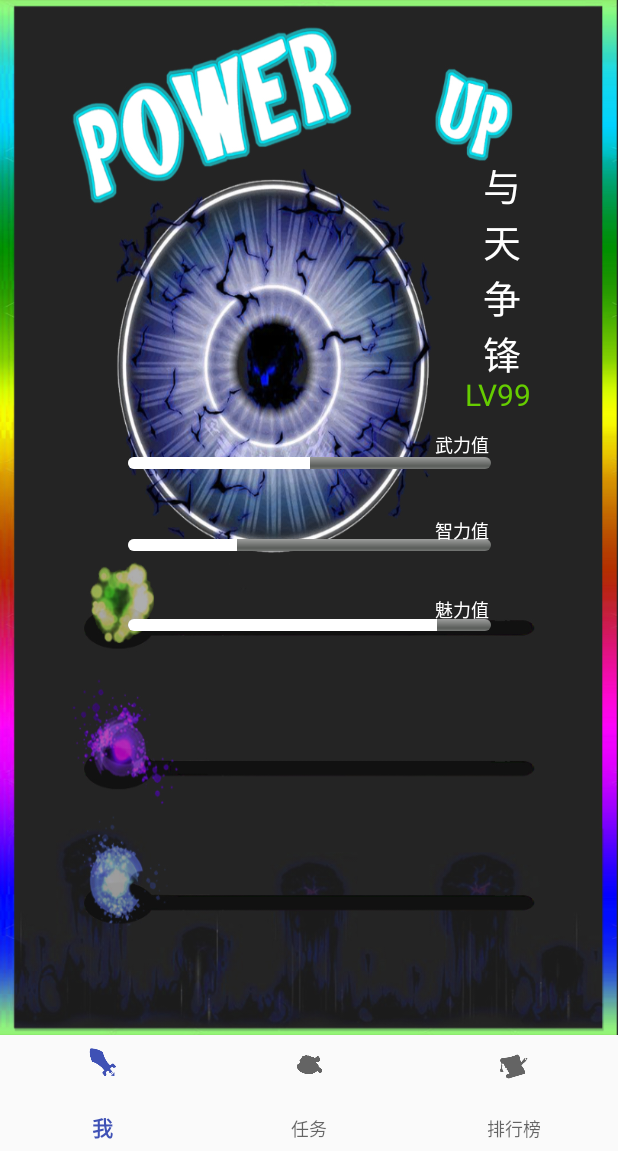
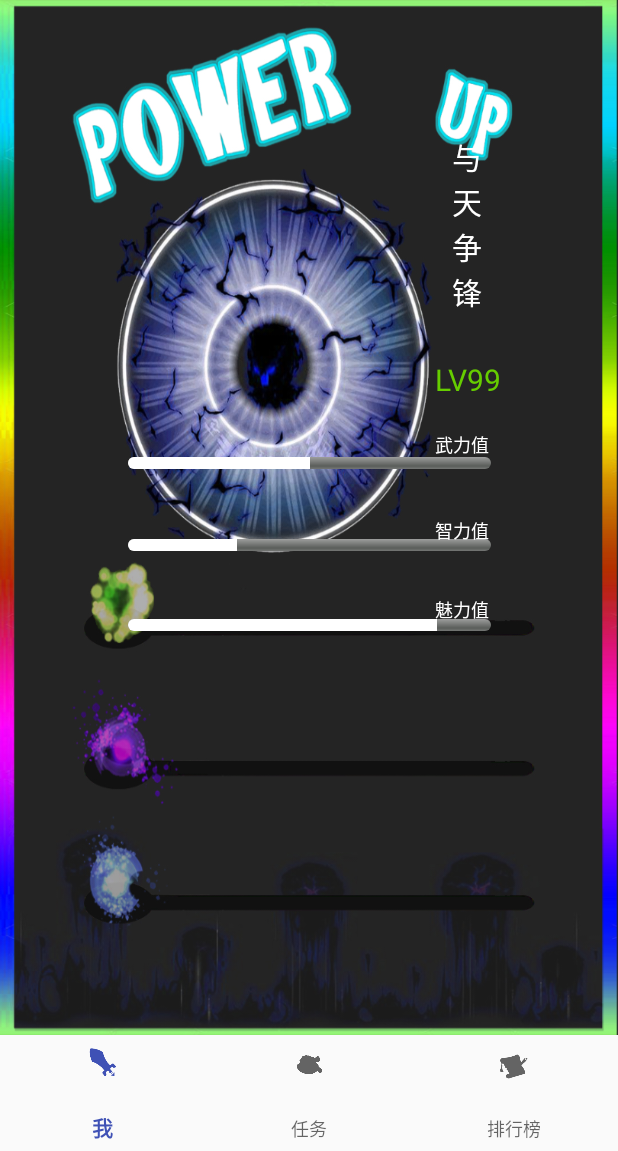
Before and after one commit to yangant/PUapp, an Android app: the screen it shows after launch (MainActivity), after a tap on "登录", on a phone screen of 412 x 824 dp, the part 85-1236 px from its top. Run offline under Robolectric (Android 15) with nearby library versions, the phone set to English and light mode, and no system bars; 1 statement that could not run was skipped.

Commit message:
add code

```diff
--- a/app/src/main/java/com/example/administrator/powerup/LogInActivity.java
+++ b/app/src/main/java/com/example/administrator/powerup/LogInActivity.java
@@ -11,7 +11,7 @@ public class LogInActivity extends AppCompatActivity {
     private EditText intput_name;
     private EditText input_password;
     private Button loginbutton;
-    public Player myPlayer;
+    public static Player myPlayer;
     @Override
     protected void onCreate(Bundle savedInstanceState) {
         super.onCreate(savedInstanceState);
--- a/app/src/main/java/com/example/administrator/powerup/MainActivity.java
+++ b/app/src/main/java/com/example/administrator/powerup/MainActivity.java
@@ -8,6 +8,7 @@ import android.support.v7.app.AppCompatActivity;
 import android.os.Bundle;
 import android.view.MenuItem;
 import android.view.View;
+import android.widget.TextView;
 import android.widget.Toast;
 
 public class MainActivity extends AppCompatActivity {
@@ -15,6 +16,7 @@ public class MainActivity extends AppCompatActivity {
     ViewPager mainActivityViewPager;
     BottomNavigationView bottomNavView;
     MainActivityViewPagerAdapter adapter;
+    TextView playerID;
 
     @Override
     protected void onCreate(Bundle savedInstanceState) {
@@ -23,6 +25,8 @@ public class MainActivity extends AppCompatActivity {
 //        获取到两个控件的对象
         mainActivityViewPager = (ViewPager) findViewById(R.id.main_viewpager);
         bottomNavView = (BottomNavigationView) findViewById(R.id.main_bottom_nav_view);
+        playerID = (TextView) findViewById(R.id.playerID);
+        playerID.setText(LogInActivity.myPlayer.getPlayer_name());
 //        为ViewPager设置Adapter
         adapter = new MainActivityViewPagerAdapter(getSupportFragmentManager());
 //        为Adapter添加Fragment
--- a/app/src/main/res/layout/fragment_one.xml
+++ b/app/src/main/res/layout/fragment_one.xml
@@ -7,12 +7,13 @@ xmlns:tools="http://schemas.android.com/tools"
 
 
     <TextView
+        android:id="@+id/playerID"
         android:layout_width="wrap_content"
-        android:layout_height="wrap_content"
-        android:layout_marginLeft="320dp"
-        android:layout_marginTop="105dp"
+        android:layout_height="150dp"
+        android:layout_marginLeft="300dp"
+        android:layout_marginTop="90dp"
         android:text="与天争锋"
-        android:textSize="25dp"
+        android:textSize="20dp"
         android:textColor="#FFFF"
         android:ems="1"
         android:textAlignment="center"/>
@@ -20,8 +21,8 @@ xmlns:tools="http://schemas.android.com/tools"
     <TextView
         android:layout_width="wrap_content"
         android:layout_height="wrap_content"
-        android:layout_marginLeft="310dp"
-        android:layout_marginTop="250dp"
+        android:layout_marginLeft="290dp"
+        android:layout_marginTop="240dp"
         android:text="LV99"
         android:textSize="20dp"
         android:textColor="#66CD00"
```
